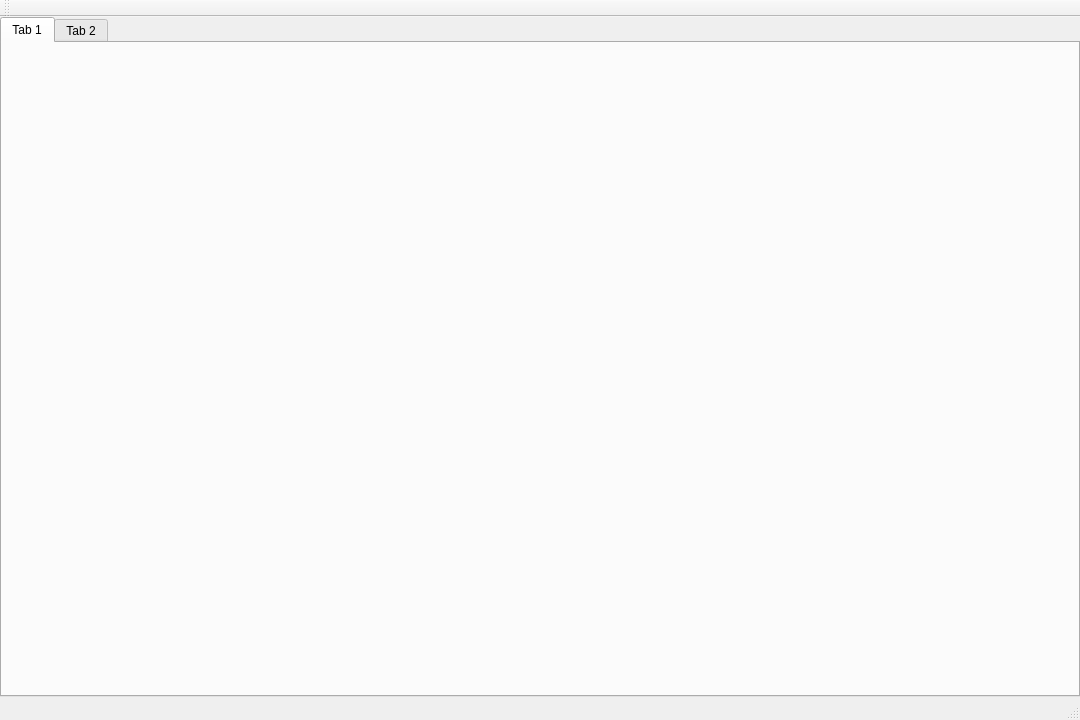
This is mainwindow.ui in NevilleNoah/HikvisionCamera2 as Qt 5 draws it before an edit. The edited form follows.
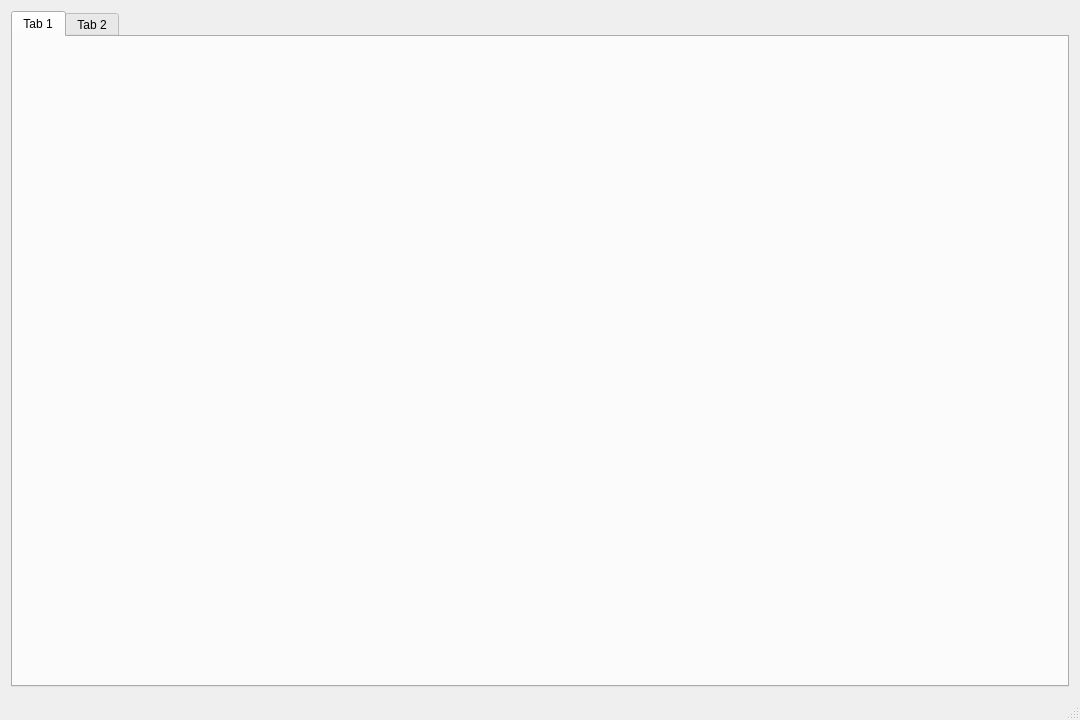
This is the edited form.

```diff
--- a/mainwindow.ui
+++ b/mainwindow.ui
@@ -10,6 +10,12 @@
     <height>720</height>
    </rect>
   </property>
+  <property name="sizePolicy">
+   <sizepolicy hsizetype="Preferred" vsizetype="Preferred">
+    <horstretch>0</horstretch>
+    <verstretch>0</verstretch>
+   </sizepolicy>
+  </property>
   <property name="windowTitle">
    <string>MainWindow</string>
   </property>
@@ -17,15 +23,15 @@
    <enum>Qt::ToolButtonTextBesideIcon</enum>
   </property>
   <widget class="QWidget" name="centralWidget">
+   <property name="sizePolicy">
+    <sizepolicy hsizetype="Expanding" vsizetype="Expanding">
+     <horstretch>0</horstretch>
+     <verstretch>0</verstretch>
+    </sizepolicy>
+   </property>
+   <layout class="QVBoxLayout" name="verticalLayout">
+    <item>
    <widget class="QTabWidget" name="tabView">
-    <property name="geometry">
-     <rect>
-      <x>0</x>
-      <y>0</y>
-      <width>1080</width>
-      <height>680</height>
-     </rect>
-    </property>
     <property name="currentIndex">
      <number>0</number>
     </property>
@@ -40,24 +46,8 @@
      </attribute>
     </widget>
    </widget>
-  </widget>
-  <widget class="QMenuBar" name="menuBar">
-   <property name="geometry">
-    <rect>
-     <x>0</x>
-     <y>0</y>
-     <width>1080</width>
-     <height>26</height>
-    </rect>
-   </property>
-  </widget>
-  <widget class="QToolBar" name="mainToolBar">
-   <attribute name="toolBarArea">
-    <enum>TopToolBarArea</enum>
-   </attribute>
-   <attribute name="toolBarBreak">
-    <bool>false</bool>
-   </attribute>
+    </item>
+   </layout>
   </widget>
   <widget class="QStatusBar" name="statusBar"/>
  </widget>
```
Lines whose indentation alone changed are shown as unchanged.
